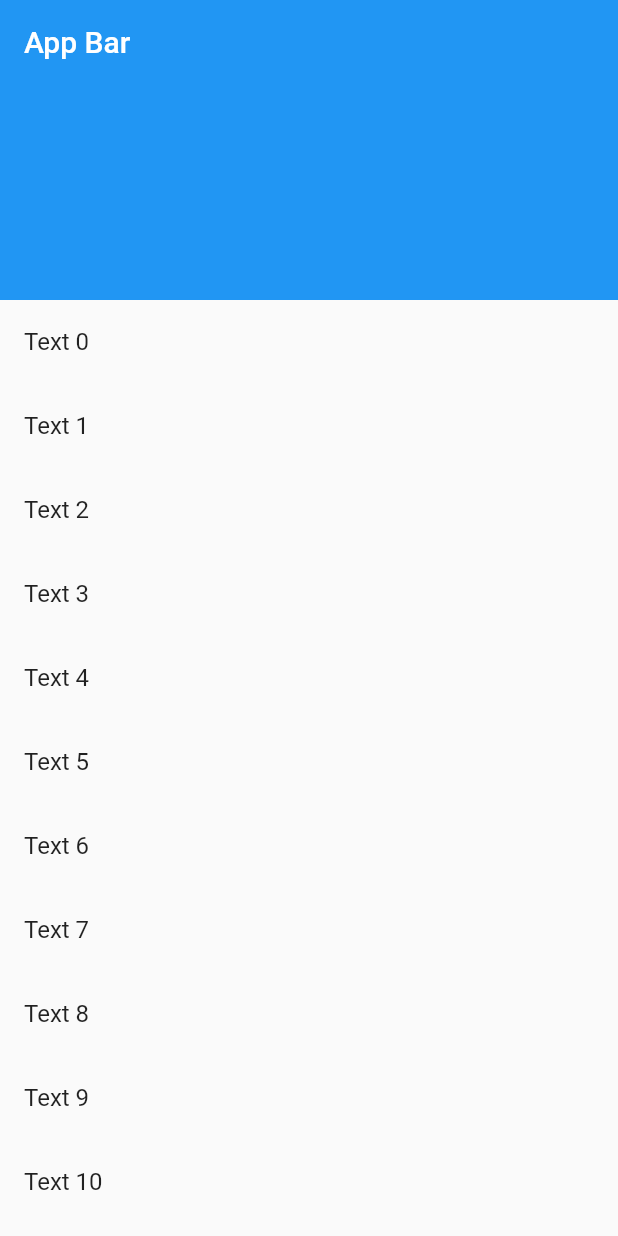
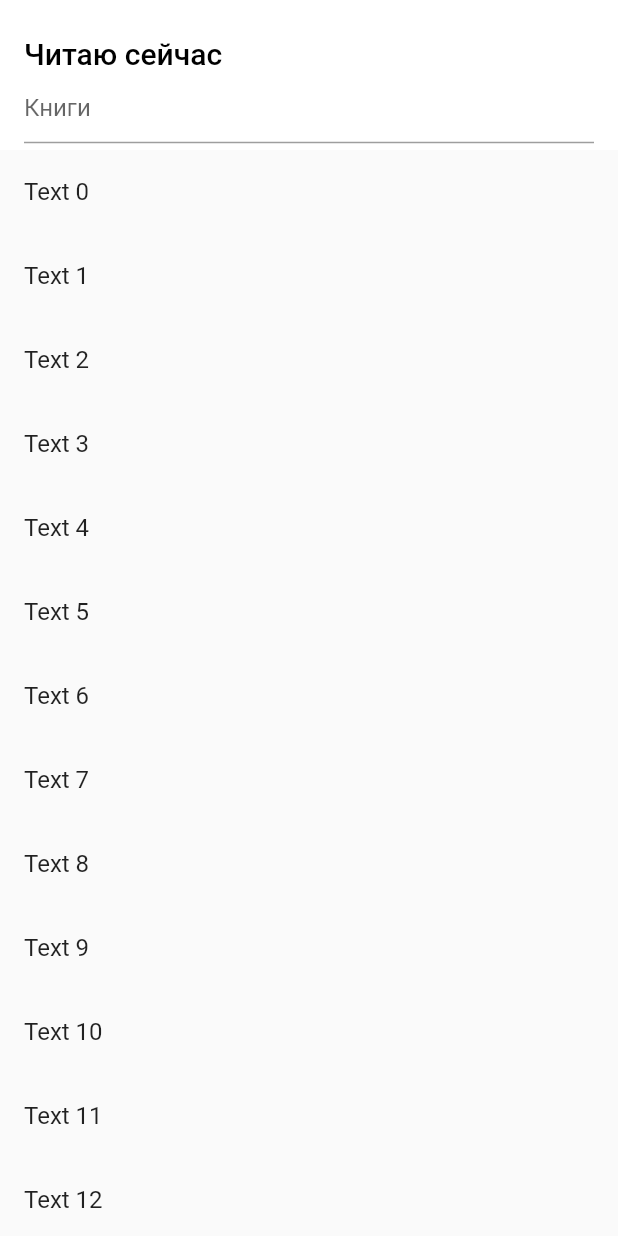
Before and after one commit to efedotof/BookVerse, a Flutter app: what search_page() shows on an empty page, opened directly, on a phone screen of 412 x 824 dp. Run offline on Flutter 3.47's test engine with Material 2 defaults, Android fonts, the phone set to English and light mode, and no system bars; drawn by our look-alikes of searchfield; our stand-ins replace sticky_headers; missing offline and left inert: sweet_nav_bar.

Commit message:
change page3, page2, page1

```diff
--- a/lib/widgets/list_page3.dart
+++ b/lib/widgets/list_page3.dart
@@ -1,14 +1,92 @@
+import 'package:flutter/foundation.dart';
 import 'package:flutter/material.dart';
 import 'package:sticky_headers/sticky_headers.dart';
+import 'package:searchfield/searchfield.dart';
+
 Widget search_page(BuildContext context){
+  int suggestionsCount = 12;
+  final focus = FocusNode();
+  final suggestions =
+        List.generate(suggestionsCount, (index) => 'suggestion $index');
+  late ScrollController _scrollController;
+  // late Alignment _aligments;
+  // _aligments =  Alignment.centerLeft;
+  // void sc(){
+  //   _scrollController = ScrollController()
+  //   ..addListener(() {
+  //       _aligments =  Alignment.topCenter;
+  //        if (_scrollController.position.pixels == 30.0){
+  //           _aligments =  Alignment.centerLeft;
+  //        }
+  //   });
+  // }
+
+
+  // sc();
   return NestedScrollView(
-      // This builds the scrollable content above the body
-      headerSliverBuilder: (context, innerBoxIsScrolled) => [
+        floatHeaderSlivers: true,
+        // controller: _scrollController,
+        headerSliverBuilder: (context, innerBoxIsScrolled) => [
         SliverAppBar(
-          title: const Text('App Bar'),
-          expandedHeight: 200,
+          // title: const Text('Поиск', style: TextStyle(color: Colors.black),),
+          title:  Column(
+              children: [
+                Padding(
+                  padding: const EdgeInsets.only(top: 20),
+                  child: Align(alignment: Alignment.centerLeft,child: const Text('Читаю сейчас', style: TextStyle(color: Colors.black),)),
+                ),
+                Center(
+                child: SearchField(
+                  onSearchTextChanged: (query) {
+                    final filter = suggestions
+                        .where((element) =>
+                            element.toLowerCase().contains(query.toLowerCase()))
+                        .toList();
+                    return filter
+                        .map((e) => SearchFieldListItem<String>(e,
+                            child: Padding(
+                              padding: const EdgeInsets.symmetric(vertical: 4.0),
+                              child: Text(e,
+                                  style: TextStyle(fontSize: 24, color: Colors.black)),
+                            )))
+                        .toList();
+                  },
+                  key: const Key('searchfield'),
+                  hint: 'Книги',
+                  itemHeight: 50,
+                  suggestionsDecoration: SuggestionDecoration(
+                      padding: const EdgeInsets.all(4),
+                      border: Border.all(color: Colors.black),
+                      borderRadius: BorderRadius.all(Radius.circular(30))),
+                  suggestions: suggestions
+                      .map((e) => SearchFieldListItem<String>(e,
+                          child: Padding(
+                            padding: const EdgeInsets.symmetric(vertical: 4.0),
+                            child: Text(e,
+                                style: TextStyle(fontSize: 24, color: Colors.black)),
+                          )))
+                      .toList(),
+                  focusNode: focus,
+                  suggestionState: Suggestion.expand,
+                  onSuggestionTap: (SearchFieldListItem<String> x) {
+                    focus.unfocus();
+                  },
+                ),
+                ),
+              ],
+            ),
+
+          expandedHeight: 80,
+          toolbarHeight:100,
+          elevation: 0,
           pinned: true,
+          floating: true,
+          backgroundColor: Colors.white,
           forceElevated: innerBoxIsScrolled,
+          actions: [
+
+          ],
+
         ),
       ],
       // The content of the scroll view
@@ -20,24 +98,4 @@
         ),
       ),
     );
-  // return ListView.builder(itemBuilder: (context, index) {
-  //     return StickyHeader(
-  //       header: Container(
-  //         height: 50.0,
-  //         color: Colors.blueGrey[700],
-  //         padding: EdgeInsets.symmetric(horizontal: 16.0),
-  //         alignment: Alignment.centerLeft,
-  //         child: Text('Поиск',
-  //           style: const TextStyle(color: Colors.white),
-  //         ),
-  //       ),
-  //       content: Container(
-  //         child:Image.asset('assets/image_templets_books.jpg',
-  //           fit: BoxFit.cover,
-  //           width: double.infinity,
-  //           height: 200.0,
-  //         ),
-  //       ),
-  //     );
-  //   });
 }
--- a/lib/widgets/list_page_1.dart
+++ b/lib/widgets/list_page_1.dart
@@ -41,7 +41,8 @@
 
         ),
         content: Container(
-        height: 300,
+        height: 270,
+
         child: ListView(
         scrollDirection: Axis.horizontal,
         children: [
```
Also changed, not shown: lib/widgets/list_page_2.dart (+13 -1 lines).
